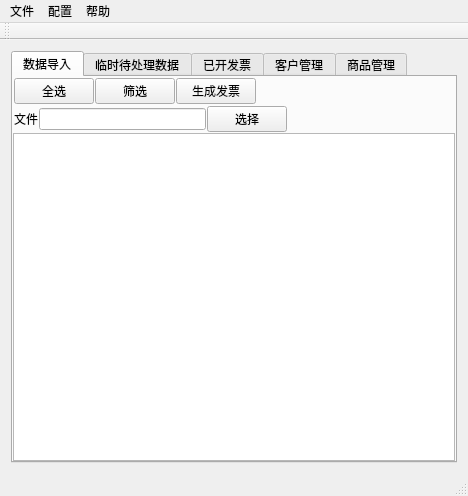
Above: src/invoice/gui/mainwindow.ui from lcw2004/fapiao before the change. Below: the same form after it.
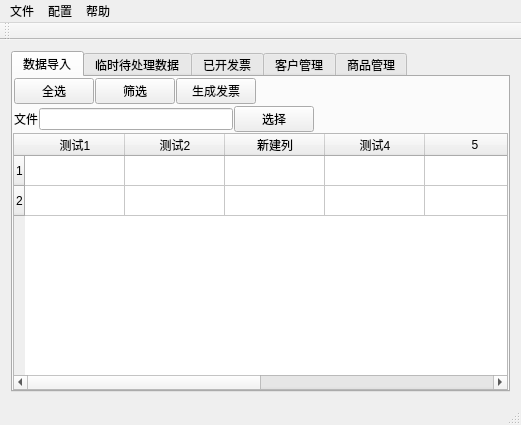
That is the form after the change. Icons and pictures are not drawn.

Patch:
```diff
--- a/src/invoice/gui/mainwindow.ui
+++ b/src/invoice/gui/mainwindow.ui
@@ -6,8 +6,8 @@
    <rect>
     <x>0</x>
     <y>0</y>
-    <width>468</width>
-    <height>496</height>
+    <width>521</width>
+    <height>425</height>
    </rect>
   </property>
   <property name="windowTitle">
@@ -160,7 +160,40 @@
          </layout>
         </item>
         <item>
-         <widget class="QTableView" name="excelTableView"/>
+         <widget class="QTableWidget" name="excelTableWidget">
+          <property name="rowCount">
+           <number>2</number>
+          </property>
+          <property name="columnCount">
+           <number>8</number>
+          </property>
+          <row/>
+          <row/>
+          <column>
+           <property name="text">
+            <string>测试1</string>
+           </property>
+          </column>
+          <column>
+           <property name="text">
+            <string>测试2</string>
+           </property>
+          </column>
+          <column>
+           <property name="text">
+            <string>新建列</string>
+           </property>
+          </column>
+          <column>
+           <property name="text">
+            <string>测试4</string>
+           </property>
+          </column>
+          <column/>
+          <column/>
+          <column/>
+          <column/>
+         </widget>
         </item>
        </layout>
       </widget>
@@ -226,7 +259,7 @@
     <rect>
      <x>0</x>
      <y>0</y>
-     <width>468</width>
+     <width>521</width>
      <height>23</height>
     </rect>
    </property>
```
Left out of the diff: 77 changed lines with no effect on the pictures.
